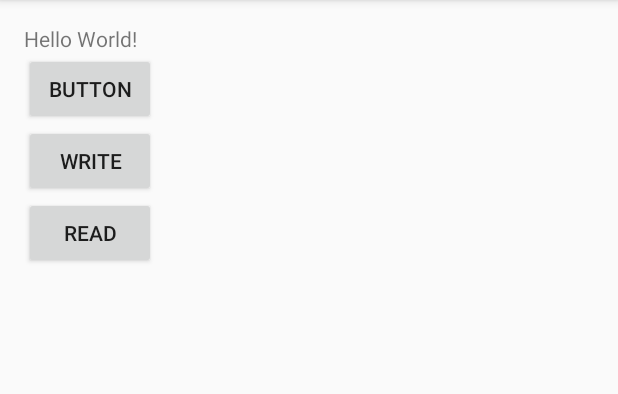
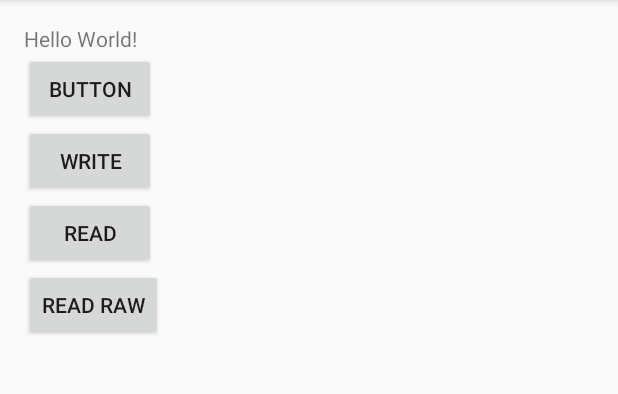
Before and after one commit to liq1862/20161202_test2, an Android app: the screen it shows after launch (MainActivity), on a phone screen of 412 x 824 dp, the part 84-478 px from its top. Run offline under Robolectric (Android 15) with nearby library versions, the phone set to English and light mode, and no system bars.

Commit message:
讀取檔案資料

```diff
--- a/app/src/main/res/layout/activity_main.xml
+++ b/app/src/main/res/layout/activity_main.xml
@@ -39,4 +39,12 @@
         android:layout_below="@+id/button2"
         android:layout_alignParentStart="true"
         android:id="@+id/button3" />
+
+    <Button
+        android:text="READ RAW"
+        android:layout_width="wrap_content"
+        android:layout_height="wrap_content"
+        android:layout_below="@+id/button3"
+        android:layout_alignParentStart="true"
+        android:id="@+id/button4" />
 </RelativeLayout>
--- /dev/null
+++ b/app/src/main/res/raw/test1.txt
@@ -0,0 +1 @@
+test1
```
Also changed, not shown: app/src/main/java/com/example/user/a20161202_test2/MainActivity.java (+29 -1 lines).
